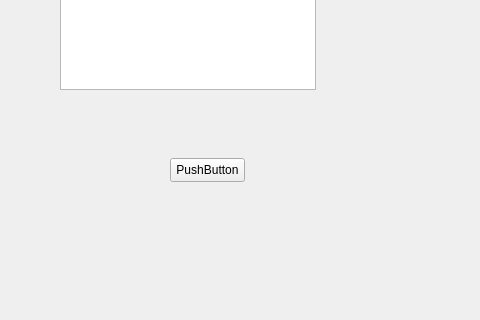
This is GUI/untitled.ui in Kimagure7/ChattingBot as Qt 5 draws it before an edit; both pictures show x 0 to 480 and y 152 to 472 of the 800 by 600 pixel window. The edited form follows.
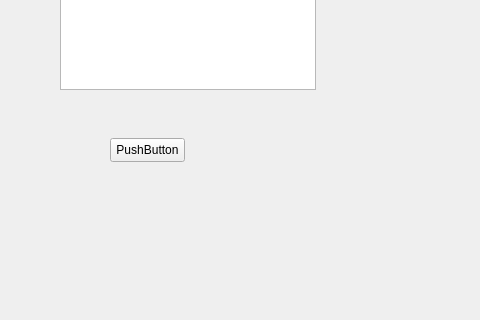
This is the edited form.

The edit to the form file:
```diff
--- a/GUI/untitled.ui
+++ b/GUI/untitled.ui
@@ -14,6 +14,19 @@
    <string>MainWindow</string>
   </property>
   <widget class="QWidget" name="centralwidget">
+   <widget class="QPushButton" name="pushButton">
+    <property name="geometry">
+     <rect>
+      <x>110</x>
+      <y>290</y>
+      <width>75</width>
+      <height>24</height>
+     </rect>
+    </property>
+    <property name="text">
+     <string>PushButton</string>
+    </property>
+   </widget>
    <widget class="QTextBrowser" name="textBrowser">
     <property name="geometry">
      <rect>
@@ -31,19 +44,6 @@
 &lt;p style=&quot; margin-top:0px; margin-bottom:0px; margin-left:0px; margin-right:0px; -qt-block-indent:0; text-indent:0px;&quot;&gt;kimagure&lt;/p&gt;&lt;/body&gt;&lt;/html&gt;</string>
     </property>
    </widget>
-   <widget class="QPushButton" name="pushButton">
-    <property name="geometry">
-     <rect>
-      <x>170</x>
-      <y>310</y>
-      <width>75</width>
-      <height>24</height>
-     </rect>
-    </property>
-    <property name="text">
-     <string>PushButton</string>
-    </property>
-   </widget>
   </widget>
   <widget class="QMenuBar" name="menubar">
    <property name="geometry">
```
